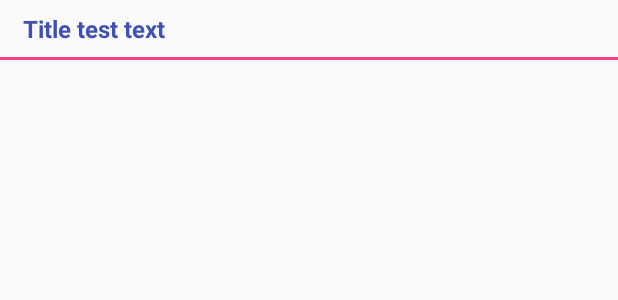
After one commit to clebastard/todolist, an Android app: the layout header_layout.xml on its own in the app's theme, with its tools: preview values and no code run, on a phone screen of 412 x 824 dp. The commit adds this screen. Shown: the top 300 px of the screen. Run offline under Robolectric (Android 15) with nearby library versions, the phone set to English and light mode, and no system bars.

Commit message:
Section the RecycleView

```diff
--- /dev/null
+++ b/app/src/main/res/layout/header_layout.xml
@@ -0,0 +1,26 @@
+<?xml version="1.0" encoding="utf-8"?>
+<LinearLayout xmlns:android="http://schemas.android.com/apk/res/android"
+    android:layout_width="match_parent"
+    android:layout_height="wrap_content"
+    android:orientation="vertical"
+    xmlns:tools="http://schemas.android.com/tools">
+    <TextView
+        android:layout_width="wrap_content"
+        android:layout_height="wrap_content"
+        android:layout_centerVertical="true"
+        android:layout_alignParentLeft="true"
+        android:layout_marginLeft="15dp"
+        android:paddingTop="8dp"
+        android:paddingBottom="8dp"
+        tools:text="Title test text"
+        android:textColor="@color/colorPrimary"
+        android:textStyle="bold"
+        android:textSize="16dp"
+        android:id="@+id/header_id" />
+
+    <View
+        android:layout_width="match_parent"
+        android:layout_height="2dp"
+        android:background="@color/colorAccent"
+        android:layout_alignParentBottom="true"/>
+</LinearLayout>
--- a/app/src/main/res/values/colors.xml
+++ b/app/src/main/res/values/colors.xml
@@ -5,6 +5,8 @@
     <color name="colorAccent">#FF4081</color>
     <color name="colorIvory">#FEFEFE</color>
     <color name="colorGray">#444444</color>
+    <color name="colorLightGray">#cccccc</color>
+    <color name="colorBlack">#000000</color>
     <color name="year">#999999</color>
     <color name="title">#222222</color>
 </resources>
--- a/app/src/main/res/values/strings.xml
+++ b/app/src/main/res/values/strings.xml
@@ -22,6 +22,7 @@
     <!-- TODO: Remove or change this placeholder text -->
     <string name="text_fragment1">Item Fragment</string>
     <string name="text_fragment2">Setting Fragment</string>
+    <string name="sample">Lorem Ipsum is simply dummy text of the printing and typesetting industry</string>
 
     <!-- Tasks -->
     <string name="task1">Shopping</string>
```
Also changed, not shown: app/src/main/java/com/example/myapplication/HeaderRecyclerViewSection.java (added, +45 -0 lines), app/src/main/java/com/example/myapplication/HeaderViewHolder.java (added, +17 -0 lines), app/src/main/java/com/example/myapplication/ItemViewHolder.java (added, +17 -0 lines), app/src/main/java/com/example/myapplication/ListFragment.java (+25 -48 lines), app/src/main/res/layout/item_layout.xml (added, +21 -0 lines).
